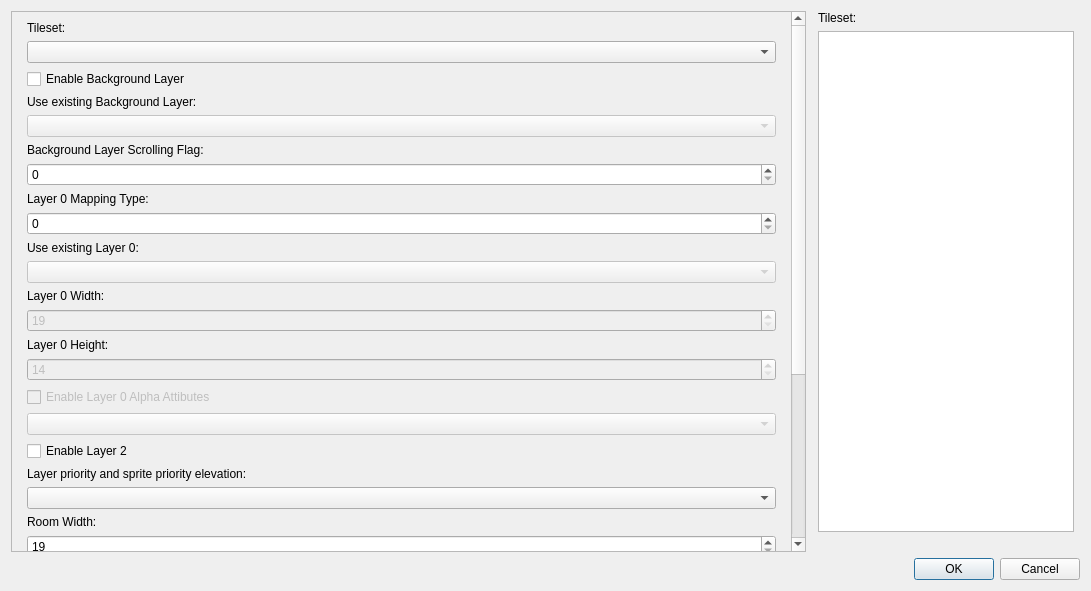
Above: Dialog/RoomConfigDialog.ui from wario-land/WL4Editor before the change. Below: the same form after it.
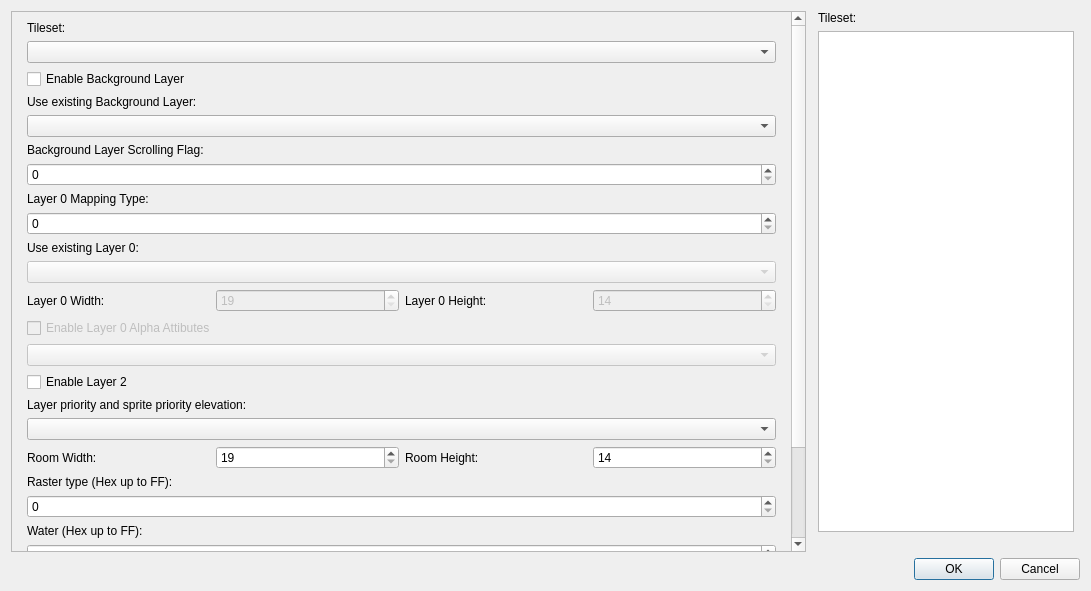
That is the form after the change. Custom widgets are drawn as their Qt base class.

Commit message: Add graphic manager, tweak Tileset Editor and Room Config Dialog to support editing layer 3 (#390)

Diff of the .ui file:
```diff
--- a/Dialog/RoomConfigDialog.ui
+++ b/Dialog/RoomConfigDialog.ui
@@ -45,7 +45,7 @@
           <x>0</x>
           <y>0</y>
           <width>781</width>
-          <height>778</height>
+          <height>711</height>
          </rect>
         </property>
         <layout class="QVBoxLayout" name="verticalLayout_2">
@@ -87,7 +87,7 @@
            <item>
             <widget class="QComboBox" name="ComboBox_BGLayerPicker">
              <property name="enabled">
-              <bool>false</bool>
+              <bool>true</bool>
              </property>
              <property name="editable">
               <bool>false</bool>
@@ -177,6 +177,11 @@
             </widget>
            </item>
            <item>
+            <layout class="QHBoxLayout" name="horizontalLayout_5">
+             <property name="topMargin">
+              <number>0</number>
+             </property>
+             <item>
             <widget class="QLabel" name="label_Layer0Width">
              <property name="text">
               <string>Layer 0 Width:</string>
@@ -216,6 +221,8 @@
              </property>
             </widget>
            </item>
+            </layout>
+           </item>
            <item>
             <widget class="QCheckBox" name="CheckBox_Layer0Alpha">
              <property name="enabled">
@@ -260,6 +267,11 @@
             <widget class="QComboBox" name="ComboBox_LayerPriority"/>
            </item>
            <item>
+            <layout class="QHBoxLayout" name="horizontalLayout_6">
+             <property name="topMargin">
+              <number>0</number>
+             </property>
+             <item>
             <widget class="QLabel" name="roomWidthLabel">
              <property name="text">
               <string>Room Width:</string>
@@ -292,6 +304,8 @@
               <number>255</number>
              </property>
             </widget>
+             </item>
+            </layout>
            </item>
            <item>
             <layout class="QHBoxLayout" name="horizontalLayout_4">
```
Lines whose indentation alone changed are shown as unchanged. The commit also changes 35 other files.
